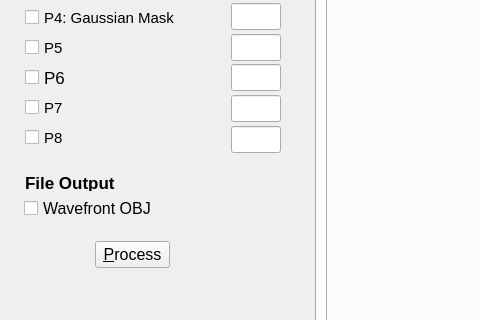
First picture: the form in Explorer/Explorer.ui, repository steveknipmeyer/ModelRelief, before the edit; both pictures show x 0 to 480 and y 524 to 844 of the 1171 by 967 pixel window.
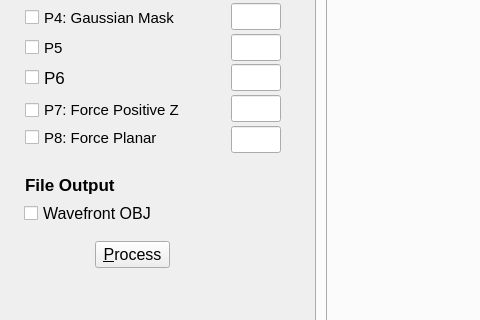
Second picture: the form after the edit. Icons and pictures are not drawn.

Commit message: Explorer: Add 'Force Positive Z' and 'Force Planar' settings.

The edit to the form file:
```diff
--- a/Explorer/Explorer.ui
+++ b/Explorer/Explorer.ui
@@ -860,8 +860,8 @@
         <rect>
          <x>16</x>
          <y>585</y>
-         <width>158</width>
-         <height>19</height>
+         <width>187</width>
+         <height>24</height>
         </rect>
        </property>
        <property name="font">
@@ -870,7 +870,7 @@
         </font>
        </property>
        <property name="text">
-        <string>P7</string>
+        <string>P7: Force Positive Z</string>
        </property>
       </widget>
       <widget class="QCheckBox" name="p8CheckBox">
@@ -888,7 +888,7 @@
         </font>
        </property>
        <property name="text">
-        <string>P8</string>
+        <string>P8: Force Planar</string>
        </property>
       </widget>
       <widget class="QLineEdit" name="p5LineEdit">
@@ -925,8 +925,8 @@
         <rect>
          <x>16</x>
          <y>660</y>
-         <width>157</width>
-         <height>18</height>
+         <width>168</width>
+         <height>25</height>
         </rect>
        </property>
        <property name="font">
@@ -944,7 +944,7 @@
        <property name="geometry">
         <rect>
          <x>15</x>
-         <y>685</y>
+         <y>690</y>
          <width>165</width>
          <height>20</height>
         </rect>
```
The commit also changes 5 other files.
